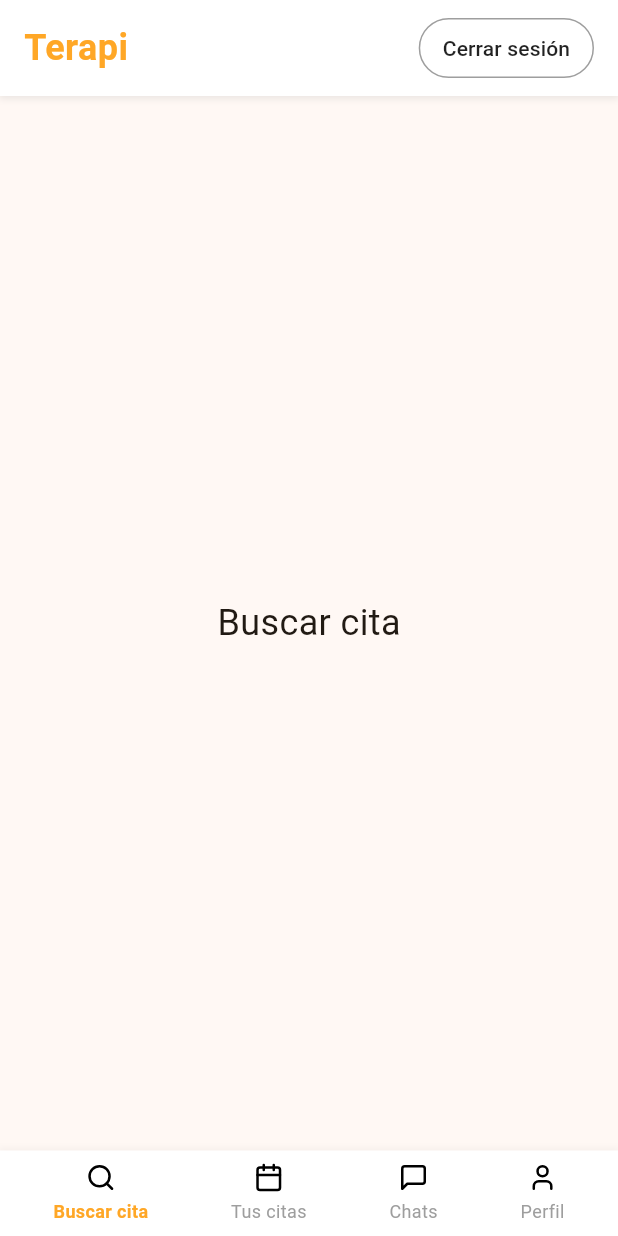
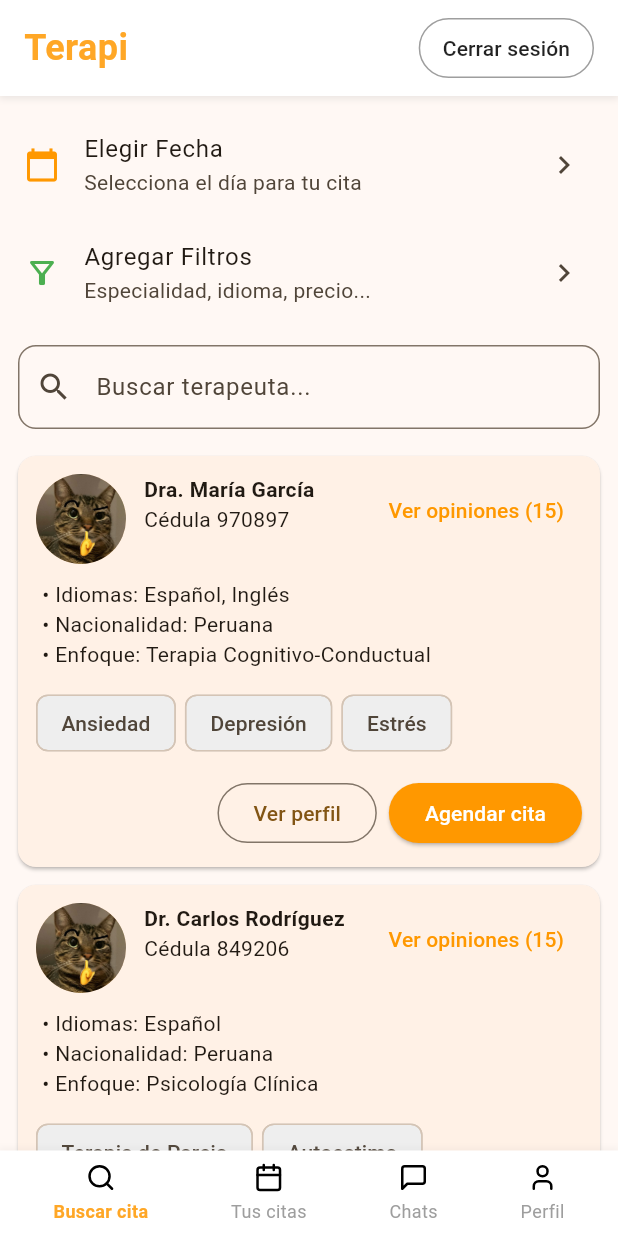
Before and after one commit to terapi-team/terapi-frontend, a Flutter app: the screen it shows after launch, on a phone screen of 412 x 824 dp. Run offline on Flutter 3.47's test engine with Material 3 defaults, Android fonts, the phone set to English and light mode, and no system bars; our stand-ins replace flutter_svg, get.

Commit message:
• Agregué home_search_appointments
• En `terapi-frontend\lib\pages`
  - En `home_search_appointments`
      -> home_search_appointments_controller.dart : Creación
      -> home_search_appointments_page.dart: Creación

```diff
--- a/lib/components/app_navigation.dart
+++ b/lib/components/app_navigation.dart
@@ -1,11 +1,12 @@
 import 'package:flutter/material.dart';
 
+import 'bottom_nav_bar.dart';
+import 'main_app_bar.dart';
+
+import '../pages/home_search_appointments/home_search_appointments_page.dart'; // <- Cambio 🐯
 import '../pages/appointment.dart';
 import '../pages/chat.dart';
 import '../pages/profile.dart';
-import '../pages/search.dart';
-import 'bottom_nav_bar.dart';
-import 'main_app_bar.dart';
 
 class AppNavigation extends StatefulWidget {
   const AppNavigation({Key? key}) : super(key: key);
@@ -20,7 +21,7 @@ class _AppNavigationState extends State<AppNavigation> {
 
   // Lista de pantallas para la navegación principal
   final List<Widget> _mainPages = [
-    const SearchPage(),
+    const HomeSearchAppointmentsPage(), // <- Cambio 🐯
     const AppointmentsPage(),
     const ChatsPage(),
     const ProfilePage(),
@@ -49,7 +50,6 @@ class _AppNavigationState extends State<AppNavigation> {
       appBar: MainAppBar(
         title: 'Terapi',
         onLogout: () {
-          // Implementar lógica de logout
           print('Cerrando sesión...');
         },
       ),
--- /dev/null
+++ b/lib/pages/home_search_appointments/home_search_appointments_controller.dart
@@ -0,0 +1,71 @@
+import 'package:get/get.dart';
+
+class Therapist {
+
+  final String nombre;
+  final String cedula;
+  final List<String> idiomas;
+  final String nacionalidad;
+  final String enfoque;
+  final List<String> etiquetas;
+  final String imagen;
+
+  Therapist({
+
+    required this.nombre,
+    required this.cedula,
+    required this.idiomas,
+    required this.nacionalidad,
+    required this.enfoque,
+    required this.etiquetas,
+    required this.imagen,
+
+  }); // Therapist
+
+} // class Therapist
+
+class HomeSearchAppointmentsController extends GetxController {
+
+  var terapeutas = <Therapist>[].obs;
+
+  @override
+  void onInit() {
+    super.onInit();
+    cargarTerapeutas();
+  }
+
+  void cargarTerapeutas() {
+
+    final lista = [
+
+      Therapist(
+
+        nombre: "Dra. María García",
+        cedula: "970897",
+        idiomas: ["Español", "Inglés"],
+        nacionalidad: "Peruana",
+        enfoque: "Terapia Cognitivo-Conductual",
+        etiquetas: ["Ansiedad", "Depresión", "Estrés"],
+        imagen: "assets/images/therapists/maria.jpg",
+
+      ),  // Therapist
+
+      Therapist(
+
+        nombre: "Dr. Carlos Rodríguez",
+        cedula: "849206",
+        idiomas: ["Español"],
+        nacionalidad: "Peruana",
+        enfoque: "Psicología Clínica",
+        etiquetas: ["Terapia de Pareja", "Autoestima", "Relaciones"],
+        imagen: "assets/images/therapists/carlos.jpg",
+
+      ),  // Therapist
+
+    ]; // lista
+
+    terapeutas.value = lista;
+
+  } // void cargarTerapeutas
+
+} // class HomeSearchAppointmentsController
--- /dev/null
+++ b/lib/pages/home_search_appointments/home_search_appointments_page.dart
@@ -0,0 +1,152 @@
+import 'package:flutter/material.dart';
+import 'package:get/get.dart';
+
+import 'home_search_appointments_controller.dart';
+
+class HomeSearchAppointmentsPage extends StatelessWidget {
+
+  const HomeSearchAppointmentsPage({Key? key}) : super(key: key);
+
+  @override
+  Widget build(BuildContext context) {
+
+    final controller = Get.put(HomeSearchAppointmentsController());
+
+    return Scaffold(
+      body: Column(
+        children: [
+
+          const SizedBox(height: 10),
+
+          ListTile(
+            leading: const Icon(Icons.calendar_today, color: Colors.orange),
+            title: const Text("Elegir Fecha"),
+            subtitle: const Text("Selecciona el día para tu cita"),
+            trailing: const Icon(Icons.chevron_right),
+            onTap: () {},
+          ),
+
+          ListTile(
+            leading: const Icon(Icons.filter_alt_outlined, color: Colors.green),
+            title: const Text("Agregar Filtros"),
+            subtitle: const Text("Especialidad, idioma, precio..."),
+            trailing: const Icon(Icons.chevron_right),
+            onTap: () {},
+          ),
+
+          Padding(
+            padding: const EdgeInsets.all(12.0),
+            child: TextField(
+              decoration: InputDecoration(
+                hintText: 'Buscar terapeuta...',
+                prefixIcon: Icon(Icons.search),
+                border: OutlineInputBorder(borderRadius: BorderRadius.circular(12)),
+              ),
+            ),
+          ),
+
+          Expanded(
+            child: Obx(() => ListView.builder(
+              itemCount: controller.terapeutas.length,
+              itemBuilder: (context, index) {
+                final t = controller.terapeutas[index];
+
+                return Card(
+
+                  shape: RoundedRectangleBorder(borderRadius: BorderRadius.circular(12)),
+                  margin: const EdgeInsets.symmetric(horizontal: 12, vertical: 6),
+                  elevation: 1,
+
+                  child: Padding(
+
+                    padding: const EdgeInsets.all(12),
+                    child: Column(
+                      crossAxisAlignment: CrossAxisAlignment.start,
+                      children: [
+
+                        // Fila superior: avatar, nombre y botón de opiniones
+                        Row(
+                          crossAxisAlignment: CrossAxisAlignment.start,
+                          children: [
+
+                            CircleAvatar(
+                              radius: 30,
+                              backgroundImage: AssetImage(t.imagen),
+                            ),
+
+                            const SizedBox(width: 12),
+
+                            Expanded(
+                              child: Column(
+                                crossAxisAlignment: CrossAxisAlignment.start,
+                                children: [
+                                  Text(t.nombre, style: TextStyle(fontWeight: FontWeight.bold)),
+                                  Text('Cédula ${t.cedula}'),
+                                ],
+                              ),
+                            ),
+
+                            TextButton(
+                              onPressed: () {},
+                              child: Text("Ver opiniones (15)", style: TextStyle(color: Colors.orange)),
+                            )
+
+                          ],
+                        ),
+
+                        const SizedBox(height: 10),
+
+                        // Información detallada del terapeuta
+                        Padding(
+                          padding: const EdgeInsets.only(left: 4.0),
+                          child: Column(
+                            crossAxisAlignment: CrossAxisAlignment.start,
+                            children: [
+                              Text("• Idiomas: ${t.idiomas.join(', ')}"),
+                              Text("• Nacionalidad: ${t.nacionalidad}"),
+                              Text("• Enfoque: ${t.enfoque}"),
+                            ],
+                          ),
+                        ),
+
+                        const SizedBox(height: 12),
+
+                        // Etiquetas de especialidades
+                        Wrap(
+                          spacing: 6,
+                          children: t.etiquetas.map((e) => Chip(
+                            label: Text(e),
+                            backgroundColor: Colors.grey.shade200,
+                          )).toList(),
+                        ),
+
+                        const SizedBox(height: 12),
+
+                        // Botones: Ver perfil y Agendar cita
+                        Row(
+                          mainAxisAlignment: MainAxisAlignment.end,
+                          children: [
+                            OutlinedButton(onPressed: () {}, child: Text("Ver perfil")),
+                            const SizedBox(width: 8),
+                            ElevatedButton(
+                              onPressed: () {},
+                              style: ElevatedButton.styleFrom(
+                                backgroundColor: Colors.orange,
+                                foregroundColor: Colors.white,
+                              ),
+                              child: Text("Agendar cita"),
+                            ),
+                          ],
+                        ) // Row
+                      ], // children
+                    ),  // child: Column
+                  ),  // child: Padding
+                );  // return Card
+              },  // itemBuilder: (context, index)
+            )), // child: Obx
+          ),  // Expanded
+        ],  // children
+      ),  // body: Column
+    ); // return Scaffold
+  } // Widget build(BuildContext context)
+} // class HomeSearchAppointmentsPage extends StatelessWidget
--- a/lib/pages/search.dart
+++ /dev/null
@@ -1,12 +0,0 @@
-import 'package:flutter/material.dart';
-
-class SearchPage extends StatelessWidget {
-  const SearchPage({Key? key}) : super(key: key);
-
-  @override
-  Widget build(BuildContext context) {
-    return const Center(
-      child: Text('Buscar cita', style: TextStyle(fontSize: 24)),
-    );
-  }
-}
--- a/pubspec.yaml
+++ b/pubspec.yaml
@@ -56,6 +56,7 @@ dev_dependencies:
 flutter:
   assets:
     - assets/icons/
+    - assets/images/therapists/
 
   # The following line ensures that the Material Icons font is
   # included with your application, so that you can use the icons in
```
Also changed, not shown: assets/images/therapists/carlos.jpg (added), assets/images/therapists/maria.jpg (added), 1 other file.
